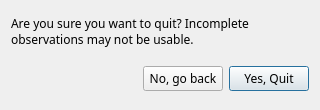
finnjames/verdant-shores, file threepio/layouts/quit.ui: the form before one commit.
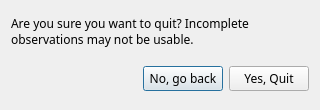
The form after the commit.

Commit message: removed hello statement

```diff
--- a/threepio/layouts/quit.ui
+++ b/threepio/layouts/quit.ui
@@ -70,9 +70,6 @@
         <property name="text">
          <string>Yes, Quit</string>
         </property>
-        <property name="default">
-         <bool>true</bool>
-        </property>
        </widget>
       </item>
       <item row="0" column="2">
@@ -85,6 +82,9 @@
         <property name="text">
          <string>No, go back</string>
         </property>
+        <property name="default">
+         <bool>true</bool>
+        </property>
        </widget>
       </item>
      </layout>
```
The commit also changes 2 other files.
